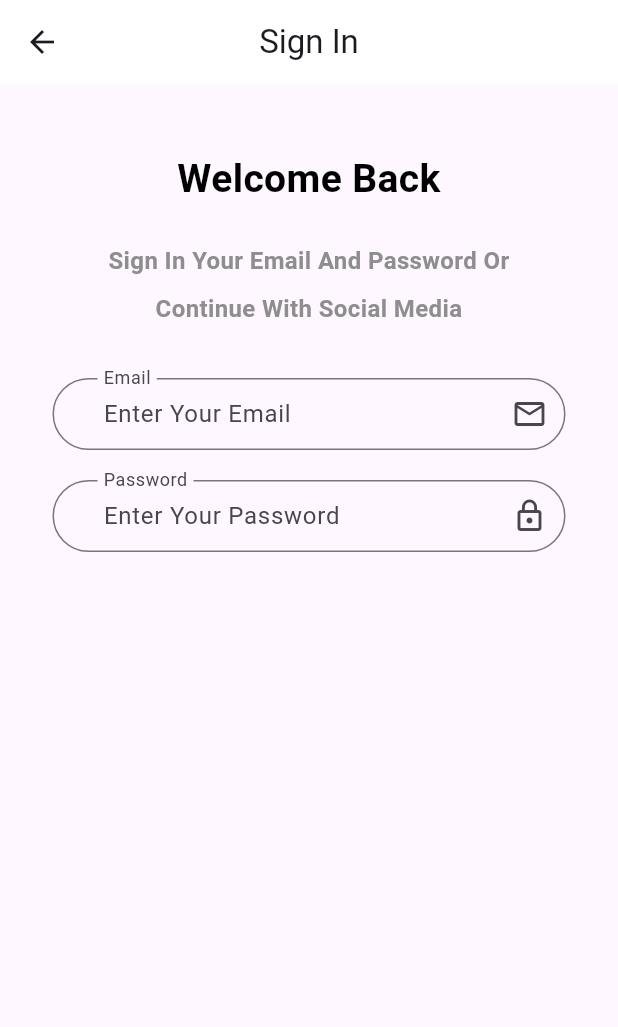
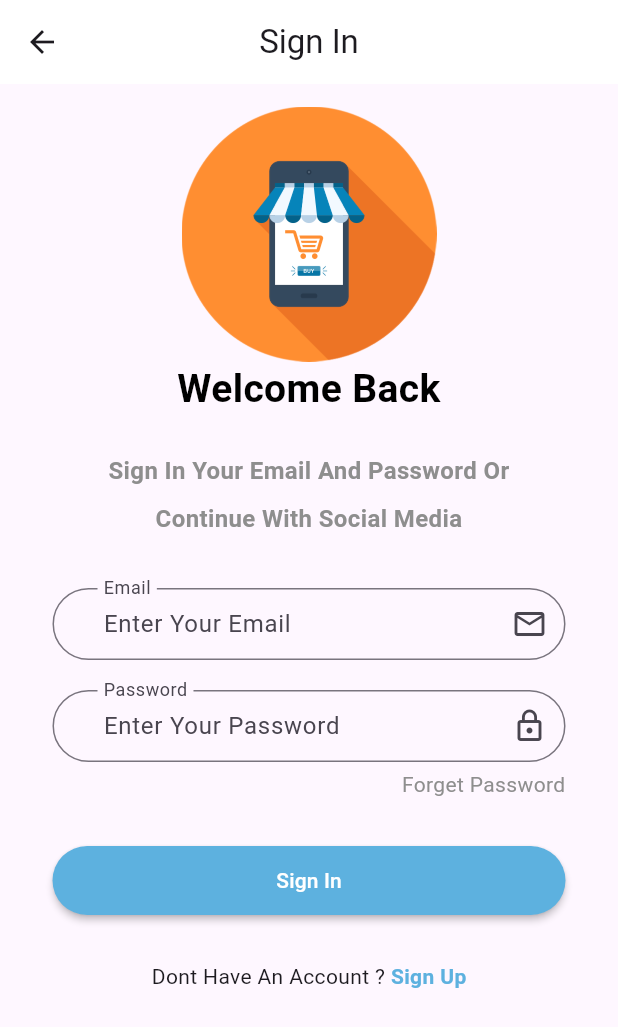
Before and after one commit to mohamadalnabhan/e-commerce_app, a Flutter app: the Login screen opened by its route, on a phone screen of 412 x 824 dp. Shown: the top 1027 px of the screen. Run offline on Flutter 3.47's test engine with Material 3 defaults, Android fonts, the phone set to English and light mode, and no system bars; our stand-ins replace get, shared_preferences; missing offline and left inert: image_pickers; accounts and stored records are empty.

Commit message:
5th commit

```diff
--- /dev/null
+++ b/lib/controller/auth/logincontroller.dart
@@ -0,0 +1,32 @@
+import 'package:flutter/widgets.dart';
+import 'package:flutter_application_1/core/constant/app_routes.dart';
+import 'package:get/get.dart';
+
+abstract class loginController extends GetxController {
+  login();
+  goToSignUp();
+}
+
+class logincontrollerImp extends loginController {
+  late TextEditingController email ;
+  late TextEditingController password ;
+
+  goToSignUp() {
+    Get.toNamed(AppRoutes.signup);
+  }
+
+  @override
+  login() {}
+  @override
+  void onInit() {
+   email = TextEditingController();
+   password = TextEditingController();
+    super.onInit();
+  }
+
+  void dispoe(){
+    email.dispose();
+    password.dispose();
+    super.dispose();
+  }
+}
--- a/lib/core/constant/App_image_asset.dart
+++ b/lib/core/constant/App_image_asset.dart
@@ -3,6 +3,7 @@
 // all links of images
 class AppImageAsset {
   static const String rootImg = 'assets/images';
+  static const String logo = "$rootImg/logo.png";
   static const String OnboardingImgOne = "$rootImg/onboardingone.PNG";
   static const String OnboardingImgTwo = "$rootImg/onboardingtwo.PNG";
   static const String OnboardingImgThree = "$rootImg/onboardingthree.PNG";
--- a/lib/core/constant/app_routes.dart
+++ b/lib/core/constant/app_routes.dart
@@ -3,4 +3,5 @@
 class AppRoutes {
   static final String login = "/login" ;
   static final String onboarding = "/onboarding" ;
+  static final String signup = "/signup" ;
 }
--- a/lib/routes.dart
+++ b/lib/routes.dart
@@ -2,10 +2,12 @@
 import 'package:flutter/material.dart';
 import 'package:flutter_application_1/core/constant/app_routes.dart';
 import 'package:flutter_application_1/view/screen/auth/login.dart';
+import 'package:flutter_application_1/view/screen/auth/signup.dart';
 import 'package:flutter_application_1/view/screen/onboarding.dart';
 import 'package:path/path.dart';
 
 Map<String, Widget Function(BuildContext)> routes = {
   AppRoutes.login : (context)=> Login() ,
   AppRoutes.onboarding : (context)=> Onboarding() ,
+    AppRoutes.signup : (context)=> Signup() ,
 };
--- a/lib/view/screen/auth/login.dart
+++ b/lib/view/screen/auth/login.dart
@@ -1,8 +1,13 @@
 import 'package:flutter/material.dart';
+import 'package:flutter_application_1/controller/auth/logincontroller.dart';
+import 'package:flutter_application_1/core/constant/app_color.dart';
 import 'package:flutter_application_1/core/constant/app_font_size.dart';
 import 'package:flutter_application_1/core/localization/change_local.dart';
+import 'package:flutter_application_1/view/widget/auth/custombuttonauth.dart';
+import 'package:flutter_application_1/view/widget/auth/customlogo.dart';
 import 'package:flutter_application_1/view/widget/auth/customtextbodyauth.dart';
 import 'package:flutter_application_1/view/widget/auth/customtextformauth.dart';
+import 'package:flutter_application_1/view/widget/auth/customtextsignuporin.dart';
 import 'package:flutter_application_1/view/widget/auth/customtexttitleauth.dart';
 import 'package:get/get.dart';
 import 'package:get/get_state_manager/src/simple/get_view.dart';
@@ -12,6 +17,7 @@ class Login extends GetView<ChangeLocal> {
 
   @override
   Widget build(BuildContext context) {
+    logincontrollerImp controller = Get.put(logincontrollerImp());
     return Scaffold(
       appBar: AppBar(
         title: Text("9".tr),
@@ -22,16 +28,26 @@ class Login extends GetView<ChangeLocal> {
         padding: EdgeInsets.symmetric(vertical: 15, horizontal: 35),
         child: ListView(
           children: [
-            const SizedBox(height: 30),
+            Customlogo(),
             Customtexttitleauth(textTilte: "10".tr),
             const SizedBox(height: 20),
             Customtextbodyauth(textBody: "11".tr),
             const SizedBox(height: 30),
-            CustomTextFormAuth(hintText: "12".tr, labelText: "18".tr, iconData: Icons.email_outlined, //mycontroller: mycontroller
+            CustomTextFormAuth(hintText: "12".tr, labelText: "18".tr, iconData: Icons.email_outlined, mycontroller: controller.email
             ),
            const SizedBox(height: 20,),
-            CustomTextFormAuth(hintText: "13".tr, labelText: "19".tr, iconData: Icons.lock_outline , //mycontroller: mycontroller
-            )
+            CustomTextFormAuth(hintText: "13".tr, labelText: "19".tr, iconData: Icons.lock_outline , mycontroller: controller.password
+            ),
+            const SizedBox(height: 5,) ,
+            Text("14".tr, style: TextStyle(color:AppColor.grey ),textAlign: TextAlign.end,),
+           const  SizedBox(height: 30,),
+           Custombuttonauth(text: "15".tr ,onPressed: (){},),
+           const SizedBox(height: 30,),
+          Customtextsignuporin(textOne: "16".tr, textTwo: "17".tr  , onTap: (){
+            print("printed");
+            controller.goToSignUp() ;
+          },)
+
           ],
         ),
       ),
--- /dev/null
+++ b/lib/view/widget/auth/custombuttonauth.dart
@@ -0,0 +1,21 @@
+
+import 'package:flutter/material.dart';
+import 'package:flutter_application_1/core/constant/app_color.dart';
+
+class Custombuttonauth extends StatelessWidget {
+  final String text ;
+  final void Function()? onPressed ;
+  const Custombuttonauth({super.key, required this.text, this.onPressed});
+
+  @override
+  Widget build(BuildContext context) {
+    return MaterialButton(
+      shape: RoundedRectangleBorder(borderRadius: BorderRadius.circular(25)),
+      padding: EdgeInsets.symmetric(vertical:13),
+      color: AppColor.primaryColor,
+      textColor: Colors.white,
+      onPressed: onPressed,
+    child: Text(text),
+    );
+  }
+}
--- /dev/null
+++ b/lib/view/widget/auth/customlogo.dart
@@ -0,0 +1,15 @@
+import 'package:flutter/material.dart';
+import 'package:flutter_application_1/core/constant/app_image_asset.dart';
+
+class Customlogo extends StatelessWidget {
+
+  const Customlogo({super.key});
+
+  @override
+  Widget build(BuildContext context) {
+    return Container(
+        child: Image.asset(AppImageAsset.logo,height: 170,
+        fit: BoxFit.contain,),
+    );
+  }
+}
--- a/lib/view/widget/auth/customtextformauth.dart
+++ b/lib/view/widget/auth/customtextformauth.dart
@@ -6,13 +6,13 @@ class CustomTextFormAuth extends StatelessWidget {
   final String hintText;
   final String labelText;
   final IconData iconData;
-//  final TextEditingController mycontroller;
+  final TextEditingController mycontroller;
   const CustomTextFormAuth({
     super.key,
     required this.hintText,
     required this.labelText,
     required this.iconData,
-  //  required this.mycontroller,
+    required this.mycontroller,
   });
 
   @override
--- /dev/null
+++ b/lib/view/widget/auth/customtextsignuporin.dart
@@ -0,0 +1,26 @@
+
+
+import 'package:flutter/material.dart';
+import 'package:flutter_application_1/core/constant/app_color.dart';
+import 'package:get/get.dart';
+
+class Customtextsignuporin extends StatelessWidget {
+  final String textOne ;
+  final String textTwo ;
+  final void Function()? onTap ;
+  const Customtextsignuporin({super.key, required this.textOne, required this.textTwo, required this.onTap});
+
+  @override
+  Widget build(BuildContext context) {
+    return Row(
+            mainAxisAlignment: MainAxisAlignment.center,
+            children: [
+              Text(textOne),
+              InkWell(
+                onTap:onTap,
+                child: Text(textTwo,style: TextStyle(color: AppColor.primaryColor ,fontWeight: FontWeight.bold),),
+              )
+            ],
+           );
+  }
+}
--- a/pubspec.yaml
+++ b/pubspec.yaml
@@ -120,6 +120,7 @@ flutter:
 
   # To add assets to your application, add an assets section, like this:
   assets:
+    - assets/images/logo.png
     - assets/images/onboardingone.PNG
     - assets/images/onboardingtwo.PNG
     - assets/images/onboardingthree.PNG
```
Also changed, not shown: lib/controller/auth/signupcontroller.dart (added, +39 -0 lines), lib/view/screen/auth/signup.dart (added, +81 -0 lines), assets/images/logo.png (added).
